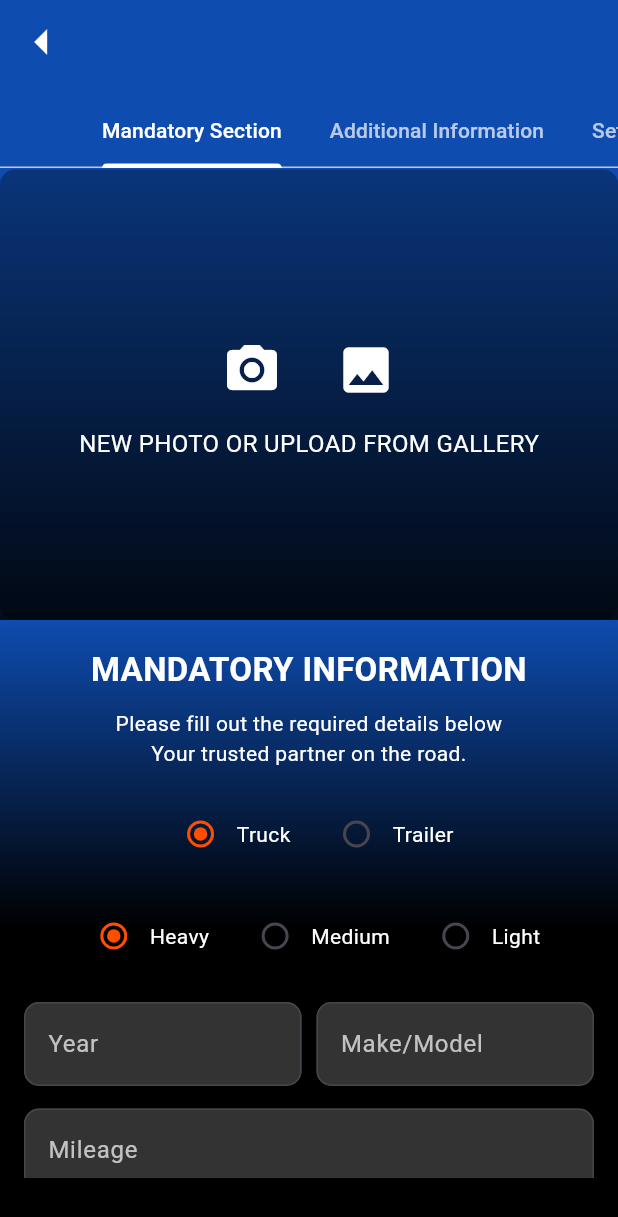
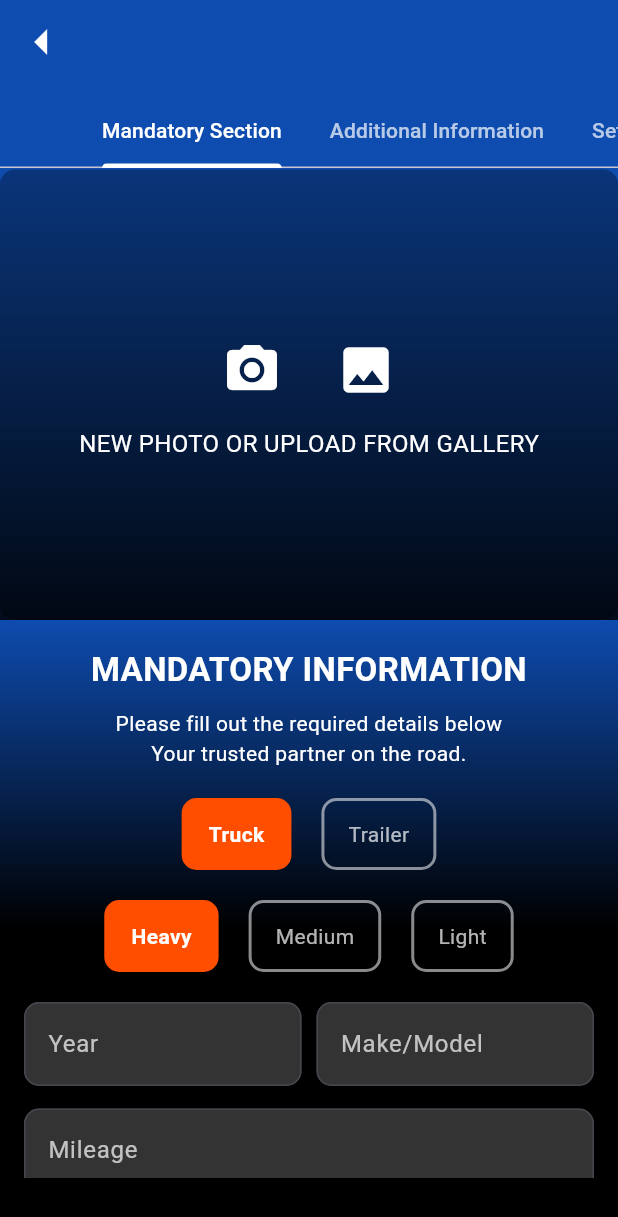
Before and after one commit to BradleyBaker12/ctp, a Flutter app: the VehicleUploadTabs screen opened directly, on a phone screen of 412 x 824 dp. Shown: the top 1217 px of the screen. Run offline on Flutter 3.47's test engine with Material 3 defaults, Android fonts, the phone set to English and light mode, and no system bars; our stand-ins replace appinio_swiper, cloud_firestore, dropdown_search, file_picker, firebase_auth, firebase_core and 13 more; missing offline and left inert: flutter_pdfview; accounts and stored records are empty.

Commit message:
make sure the hitbox of the yes and no is bigger and the truck drivers focusing on the little dot that they need to press on is too small

```diff
--- a/lib/pages/truckForms/vehilce_upload_tabs.dart
+++ b/lib/pages/truckForms/vehilce_upload_tabs.dart
@@ -2317,30 +2317,52 @@ class _VehicleUploadTabsState extends State<VehicleUploadTabs>
     Function(String?)? onChanged,
     bool isWeight = false,
   }) {
-    return Theme(
-      data: ThemeData(
-        unselectedWidgetColor:
-            Colors.white, // White outer circle for unselected
-      ),
-      child: Row(
-        children: [
-          Radio<String>(
-            value: value,
-            groupValue: groupValue ?? (isWeight ? _weightClass : _vehicleType),
-            onChanged: onChanged ??
-                (String? newValue) {
-                  setState(() {
-                    if (isWeight) {
-                      _weightClass = newValue!;
-                    } else {
-                      _vehicleType = newValue!;
-                    }
-                  });
-                },
-            activeColor: const Color(0xFFFF4E00), // Orange center for selected
+    bool isSelected =
+        (groupValue ?? (isWeight ? _weightClass : _vehicleType)) == value;
+
+    return InkWell(
+      onTap: () {
+        if (onChanged != null) {
+          onChanged(value);
+        } else {
+          setState(() {
+            if (isWeight) {
+              _weightClass = value;
+            } else {
+              _vehicleType = value;
+            }
+          });
+        }
+      },
+      child: Container(
+        decoration: BoxDecoration(
+          color: isSelected
+              ? const Color(0xFFFF4E00)
+              : Colors.transparent, // Orange background if selected
+          border: Border.all(
+            color: isSelected
+                ? const Color(0xFFFF4E00)
+                : Colors.white54, // Orange border if selected, white otherwise
+            width: 2.0,
           ),
-          Text(label, style: const TextStyle(color: Colors.white)),
-        ],
+          borderRadius: BorderRadius.circular(10.0),
+        ),
+        padding: const EdgeInsets.symmetric(horizontal: 16.0, vertical: 12.0),
+        child: Row(
+          mainAxisAlignment: MainAxisAlignment.center,
+          children: [
+            Text(
+              label,
+              style: TextStyle(
+                color: isSelected
+                    ? Colors.white
+                    : Colors
+                        .white70, // White text if selected, slightly faded otherwise
+                fontWeight: isSelected ? FontWeight.bold : FontWeight.normal,
+              ),
+            ),
+          ],
+        ),
       ),
     );
   }
```
Also changed, not shown: 2 other files.
